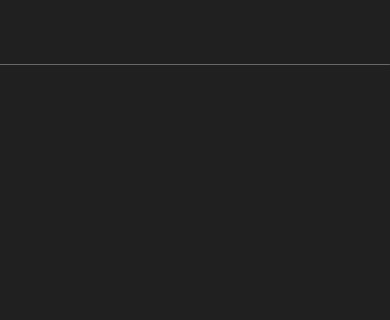
The window that mainwindow.ui (clipesss/YouTubePhoneProject) describes before a commit, drawn with Qt 5; both pictures show x 0 to 390 and y 0 to 320 of the 390 by 700 pixel window.
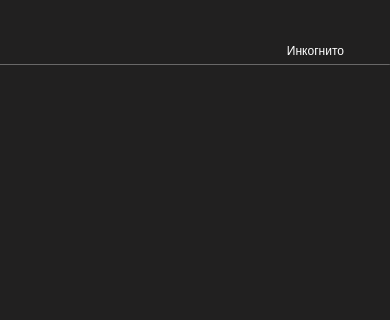
The same window after the commit. Icons and pictures are not drawn.

Patch:
```diff
--- a/mainwindow.ui
+++ b/mainwindow.ui
@@ -554,7 +554,7 @@
 </string>
     </property>
     <property name="text">
-     <string/>
+     <string>Инкогнито</string>
     </property>
     <property name="alignment">
      <set>Qt::AlignmentFlag::AlignCenter</set>
```
Left out of the diff: 34 changed lines with no effect on the pictures.
